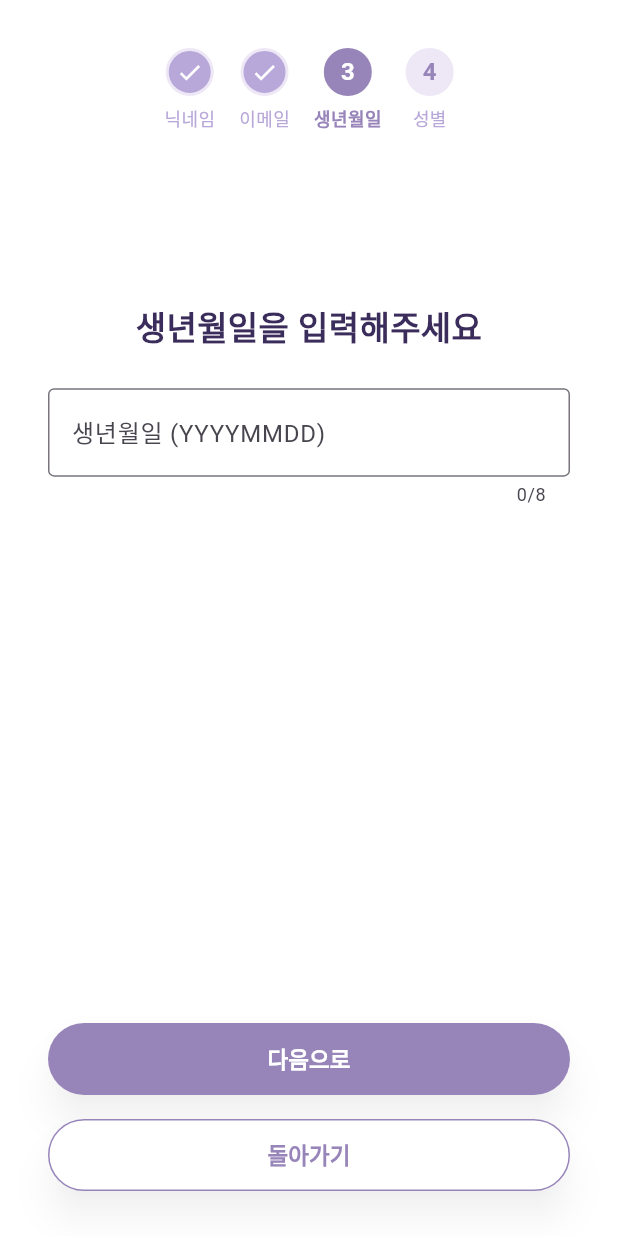
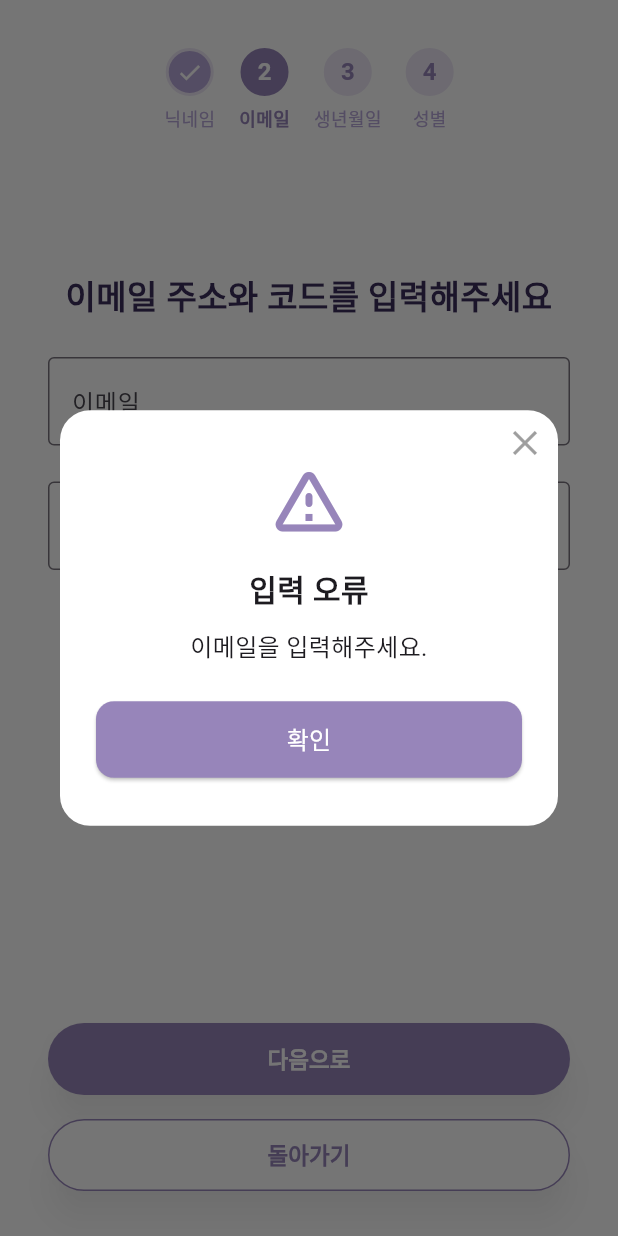
Before and after one commit to K-Hackathon-01z/eum-front, a Flutter app: the EmailSignupScreen screen opened directly, after a tap on "다음으로", on a phone screen of 412 x 824 dp. Run offline on Flutter 3.47's test engine with Material 3 defaults, Android fonts, the phone set to English and light mode, and no system bars; our stand-ins replace flutter_svg.

Commit message:
feat: "이메일 인증코드 예외처리 초기 적용"

```diff
--- a/lib/screens/user/signup/email_signup_screen.dart
+++ b/lib/screens/user/signup/email_signup_screen.dart
@@ -1,6 +1,8 @@
 import '../../../widgets/user/signup_step_indicator.dart';
 import 'package:flutter/material.dart';
 import '../../../widgets/user/button.dart';
+import '../../../utils/validators.dart';
+import '../../../widgets/user/popup.dart';
 
 class EmailSignupScreen extends StatefulWidget {
   const EmailSignupScreen({super.key});
@@ -68,6 +70,34 @@ class _EmailSignupScreenState extends State<EmailSignupScreen> {
                       textColor: Colors.white,
                       backgroundColor: const Color(0xFF9785BA),
                       onPressed: () {
+                        final emailError = Validators.validateEmail(_emailController.text);
+                        final codeError = Validators.validateAuthCode(_codeController.text);
+                        if (emailError != null) {
+                          showDialog(
+                            context: context,
+                            builder: (_) => CommonPopup(
+                              icon: Icons.warning_amber_rounded,
+                              title: '입력 오류',
+                              message: emailError,
+                              button1Text: '확인',
+                              onButtonFirstPressed: () => Navigator.of(context).pop(),
+                            ),
+                          );
+                          return;
+                        }
+                        if (codeError != null) {
+                          showDialog(
+                            context: context,
+                            builder: (_) => CommonPopup(
+                              icon: Icons.warning_amber_rounded,
+                              title: '입력 오류',
+                              message: codeError,
+                              button1Text: '확인',
+                              onButtonFirstPressed: () => Navigator.of(context).pop(),
+                            ),
+                          );
+                          return;
+                        }
                         Navigator.pushNamed(context, '/signup-birthday');
                       },
                     ),
--- a/lib/utils/validators.dart
+++ b/lib/utils/validators.dart
@@ -3,7 +3,6 @@ class Validators {
     if (name.trim().isEmpty) {
       return '이름을 입력해주세요.';
     }
-    // 추가 검증 로직(예: 특수문자, 길이 제한 등) 필요시 여기에 작성
     return null;
   }
 
@@ -11,11 +10,17 @@ class Validators {
     if (email.trim().isEmpty) {
       return '이메일을 입력해주세요.';
     }
-    // 이메일 형식 정규식
     final emailRegex = RegExp(r'^[\w\.-]+@[\w\.-]+\.[a-zA-Z]{2,}$');
     if (!emailRegex.hasMatch(email.trim())) {
       return '올바른 이메일 형식을 입력해주세요.';
     }
     return null;
   }
+
+  static String? validateAuthCode(String code) {
+    if (code.trim().length < 6) {
+      return '유효한 인증코드가 아닙니다.';
+    }
+    return null;
+  }
 }
```
